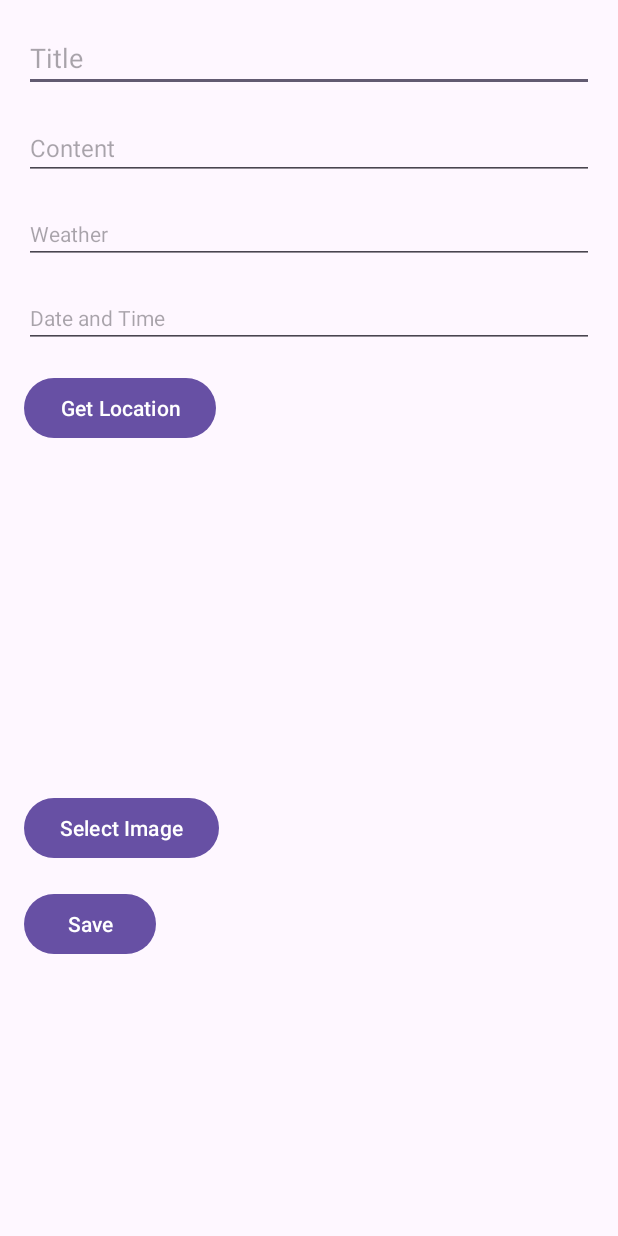
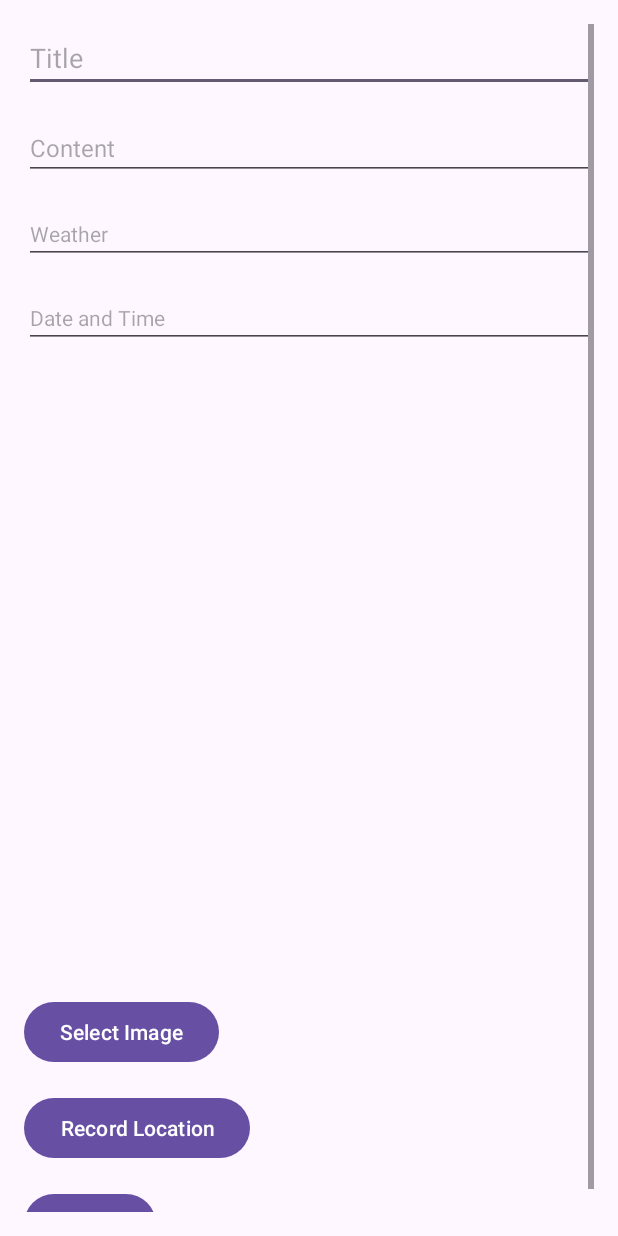
Before and after one commit to TerranceChu/FoodDiaryAppV3, an Android app: the screen it shows after launch (WriteNewDiaryActivity), after a tap on "Add Diary", on a phone screen of 412 x 824 dp. Run offline under Robolectric (Android 15) with nearby library versions, the phone set to English and light mode, and no system bars.

Commit message:
success to add gps map information at add new diary page,and show on mainpage,it use longitude and latitude to record location

```diff
--- a/app/build.gradle.kts
+++ b/app/build.gradle.kts
@@ -44,4 +44,6 @@ dependencies {
     implementation ("androidx.recyclerview:recyclerview:1.3.2")
     implementation ("com.google.android.material:material:1.12.0")
     implementation ("androidx.annotation:annotation:1.8.0")
+    implementation ("com.google.android.gms:play-services-maps:18.0.2")
+    implementation ("com.google.android.gms:play-services-location:21.0.1")
 }
--- a/app/src/main/AndroidManifest.xml
+++ b/app/src/main/AndroidManifest.xml
@@ -18,7 +18,7 @@
         tools:targetApi="31">
         <meta-data
             android:name="com.google.android.geo.API_KEY"
-            android:value="YOUR_API_KEY" />
+            android:value="AIzaSyC4DGfiGvMmXUUpMJ7GrKXLt1BX8PyZIdI" />
         <activity
             android:name=".WriteNewDiaryActivity"
             android:exported="false" />
--- a/app/src/main/java/com/project/fooddiaryv3/DiaryAdapter.java
+++ b/app/src/main/java/com/project/fooddiaryv3/DiaryAdapter.java
@@ -1,9 +1,12 @@
 package com.project.fooddiaryv3;
 
+import android.content.Context;
+import android.content.Intent;
 import android.net.Uri;
 import android.view.LayoutInflater;
 import android.view.View;
 import android.view.ViewGroup;
+import android.widget.Button;
 import android.widget.ImageView;
 import android.widget.TextView;
 
@@ -14,8 +17,10 @@ import java.util.List;
 
 public class DiaryAdapter extends RecyclerView.Adapter<DiaryAdapter.DiaryViewHolder> {
     private List<DiaryEntry> diaryEntries;
+    private Context context;
 
-    public DiaryAdapter(List<DiaryEntry> diaryEntries) {
+    public DiaryAdapter(Context context, List<DiaryEntry> diaryEntries) {
+        this.context = context;
         this.diaryEntries = diaryEntries;
     }
 
@@ -31,14 +36,29 @@ public class DiaryAdapter extends RecyclerView.Adapter<DiaryAdapter.DiaryViewHol
         DiaryEntry diaryEntry = diaryEntries.get(position);
         holder.titleTextView.setText(diaryEntry.getTitle());
         holder.contentTextView.setText(diaryEntry.getContent());
-        holder.dateTimeTextView.setText(diaryEntry.getDateTime());
+        holder.dateTextView.setText(diaryEntry.getDate());
         holder.weatherTextView.setText(diaryEntry.getWeather());
-        holder.gpsTextView.setText(String.format("Lat: %.2f, Lon: %.2f", diaryEntry.getLatitude(), diaryEntry.getLongitude()));
 
         if (diaryEntry.getImageUri() != null) {
             holder.diaryImageView.setImageURI(Uri.parse(diaryEntry.getImageUri()));
         } else {
-            holder.diaryImageView.setImageResource(R.drawable.placeholder); // 引用占位符图片
+            holder.diaryImageView.setImageResource(R.drawable.placeholder); // 占位符图片
+        }
+
+        if (diaryEntry.getLatitude() != 0 && diaryEntry.getLongitude() != 0) {
+            holder.openMapButton.setVisibility(View.VISIBLE);
+            holder.noLocationTextView.setVisibility(View.GONE);
+            holder.openMapButton.setOnClickListener(new View.OnClickListener() {
+                @Override
+                public void onClick(View v) {
+                    Uri geoUri = Uri.parse("geo:" + diaryEntry.getLatitude() + "," + diaryEntry.getLongitude() + "?q=" + diaryEntry.getLatitude() + "," + diaryEntry.getLongitude());
+                    Intent mapIntent = new Intent(Intent.ACTION_VIEW, geoUri);
+                    context.startActivity(mapIntent);
+                }
+            });
+        } else {
+            holder.openMapButton.setVisibility(View.GONE);
+            holder.noLocationTextView.setVisibility(View.VISIBLE);
         }
     }
 
@@ -48,17 +68,19 @@ public class DiaryAdapter extends RecyclerView.Adapter<DiaryAdapter.DiaryViewHol
     }
 
     public static class DiaryViewHolder extends RecyclerView.ViewHolder {
-        TextView titleTextView, contentTextView, dateTimeTextView, weatherTextView, gpsTextView;
+        TextView titleTextView, contentTextView, dateTextView, weatherTextView, noLocationTextView;
         ImageView diaryImageView;
+        Button openMapButton;
 
         public DiaryViewHolder(@NonNull View itemView) {
             super(itemView);
             titleTextView = itemView.findViewById(R.id.titleTextView);
             contentTextView = itemView.findViewById(R.id.contentTextView);
-            dateTimeTextView = itemView.findViewById(R.id.dateTimeTextView);
+            dateTextView = itemView.findViewById(R.id.dateTextView);
             weatherTextView = itemView.findViewById(R.id.weatherTextView);
-            gpsTextView = itemView.findViewById(R.id.gpsTextView);
             diaryImageView = itemView.findViewById(R.id.diaryImageView);
+            openMapButton = itemView.findViewById(R.id.openMapButton);
+            noLocationTextView = itemView.findViewById(R.id.noLocationTextView);
         }
     }
 }
--- a/app/src/main/java/com/project/fooddiaryv3/DiaryEntry.java
+++ b/app/src/main/java/com/project/fooddiaryv3/DiaryEntry.java
@@ -3,16 +3,16 @@ package com.project.fooddiaryv3;
 public class DiaryEntry {
     private String title;
     private String content;
-    private String dateTime;
+    private String date;
     private String imageUri;
     private String weather;
     private double latitude;
     private double longitude;
 
-    public DiaryEntry(String title, String content, String dateTime, String imageUri, String weather, double latitude, double longitude) {
+    public DiaryEntry(String title, String content, String date, String imageUri, String weather, double latitude, double longitude) {
         this.title = title;
         this.content = content;
-        this.dateTime = dateTime;
+        this.date = date;
         this.imageUri = imageUri;
         this.weather = weather;
         this.latitude = latitude;
@@ -36,12 +36,12 @@ public class DiaryEntry {
         this.content = content;
     }
 
-    public String getDateTime() {
-        return dateTime;
+    public String getDate() {
+        return date;
     }
 
-    public void setDateTime(String dateTime) {
-        this.dateTime = dateTime;
+    public void setDate(String date) {
+        this.date = date;
     }
 
     public String getImageUri() {
--- a/app/src/main/java/com/project/fooddiaryv3/mainPage.java
+++ b/app/src/main/java/com/project/fooddiaryv3/mainPage.java
@@ -30,10 +30,10 @@ public class mainPage extends AppCompatActivity {
 
         // Initialize the list of diary entries
         diaryEntries = new ArrayList<>();
-        diaryEntries.add(new DiaryEntry("First Entry", "This is the content of the first entry.", "2024-06-26 08:00", null, "Sunny", 0.0, 0.0));
-        diaryEntries.add(new DiaryEntry("Second Entry", "This is the content of the second entry.", "2024-06-27 14:00", null, "Cloudy", 0.0, 0.0));
+        diaryEntries.add(new DiaryEntry("Second Entry", "This is the content of the second entry.", "2024-06-27 14:00", null, "Cloudy", 0, 0));
+        diaryEntries.add(new DiaryEntry("First Entry", "This is the content of the first entry.", "2024-06-26 08:00", null, "Sunny", 0, 0));
 
-        diaryAdapter = new DiaryAdapter(diaryEntries);
+        diaryAdapter = new DiaryAdapter(this, diaryEntries);
         recyclerView.setAdapter(diaryAdapter);
 
         Button addDiaryButton = findViewById(R.id.addDiaryButton);
@@ -55,8 +55,8 @@ public class mainPage extends AppCompatActivity {
             String dateTime = data.getStringExtra("dateTime");
             String weather = data.getStringExtra("weather");
             String imageUri = data.getStringExtra("imageUri");
-            double latitude = data.getDoubleExtra("latitude", 0.0);
-            double longitude = data.getDoubleExtra("longitude", 0.0);
+            double latitude = data.getDoubleExtra("latitude", 0);
+            double longitude = data.getDoubleExtra("longitude", 0);
 
             DiaryEntry newEntry = new DiaryEntry(title, content, dateTime, imageUri, weather, latitude, longitude);
             diaryEntries.add(0, newEntry);  // 将新条目添加到列表的开头
--- a/app/src/main/res/layout/activity_write_new_diary.xml
+++ b/app/src/main/res/layout/activity_write_new_diary.xml
@@ -1,16 +1,20 @@
 <?xml version="1.0" encoding="utf-8"?>
-<LinearLayout xmlns:android="http://schemas.android.com/apk/res/android"
+<ScrollView xmlns:android="http://schemas.android.com/apk/res/android"
     android:layout_width="match_parent"
     android:layout_height="match_parent"
-    android:orientation="vertical"
     android:padding="16dp">
+
+    <LinearLayout
+        android:layout_width="match_parent"
+        android:layout_height="wrap_content"
+        android:orientation="vertical">
 
         <EditText
             android:id="@+id/titleEditText"
             android:layout_width="match_parent"
             android:layout_height="wrap_content"
             android:hint="Title"
-        android:textSize="18sp"/>
+            android:textSize="18sp" />
 
         <EditText
             android:id="@+id/contentEditText"
@@ -18,7 +22,7 @@
             android:layout_height="wrap_content"
             android:hint="Content"
             android:textSize="16sp"
-        android:layout_marginTop="16dp"/>
+            android:layout_marginTop="16dp" />
 
         <EditText
             android:id="@+id/weatherEditText"
@@ -26,7 +30,7 @@
             android:layout_height="wrap_content"
             android:hint="Weather"
             android:textSize="14sp"
-        android:layout_marginTop="16dp"/>
+            android:layout_marginTop="16dp" />
 
         <EditText
             android:id="@+id/dateTimeEditText"
@@ -36,33 +40,40 @@
             android:textSize="14sp"
             android:layout_marginTop="16dp"
             android:focusable="false"
-        android:clickable="true"/>
-
-    <Button
-        android:id="@+id/getLocationButton"
-        android:layout_width="wrap_content"
-        android:layout_height="wrap_content"
-        android:text="Get Location"
-        android:layout_marginTop="16dp"/>
+            android:clickable="true" />
 
         <ImageView
             android:id="@+id/selectedImageView"
             android:layout_width="match_parent"
             android:layout_height="200dp"
             android:scaleType="centerCrop"
-        android:layout_marginTop="16dp"/>
+            android:layout_marginTop="16dp" />
+
+        <FrameLayout
+            android:id="@+id/map_container"
+            android:layout_width="wrap_content"
+            android:layout_height="200dp"/>
+
 
         <Button
             android:id="@+id/selectImageButton"
             android:layout_width="wrap_content"
             android:layout_height="wrap_content"
             android:text="Select Image"
-        android:layout_marginTop="16dp"/>
+            android:layout_marginTop="16dp" />
+
+        <Button
+            android:id="@+id/recordLocationButton"
+            android:layout_width="wrap_content"
+            android:layout_height="wrap_content"
+            android:text="Record Location"
+            android:layout_marginTop="16dp" />
 
         <Button
             android:id="@+id/saveButton"
             android:layout_width="wrap_content"
             android:layout_height="wrap_content"
             android:text="Save"
-        android:layout_marginTop="16dp"/>
+            android:layout_marginTop="16dp" />
     </LinearLayout>
+</ScrollView>
```
Also changed, not shown: app/src/main/java/com/project/fooddiaryv3/RecordLocationActivity.java (added, +122 -0 lines), app/src/main/java/com/project/fooddiaryv3/WriteNewDiaryActivity.java (+76 -48 lines), app/src/main/res/layout/activity_record_location.xml (added, +21 -0 lines), app/src/main/res/layout/diary_entry_item.xml (+14 -6 lines). Lines whose indentation alone changed are shown as unchanged.
